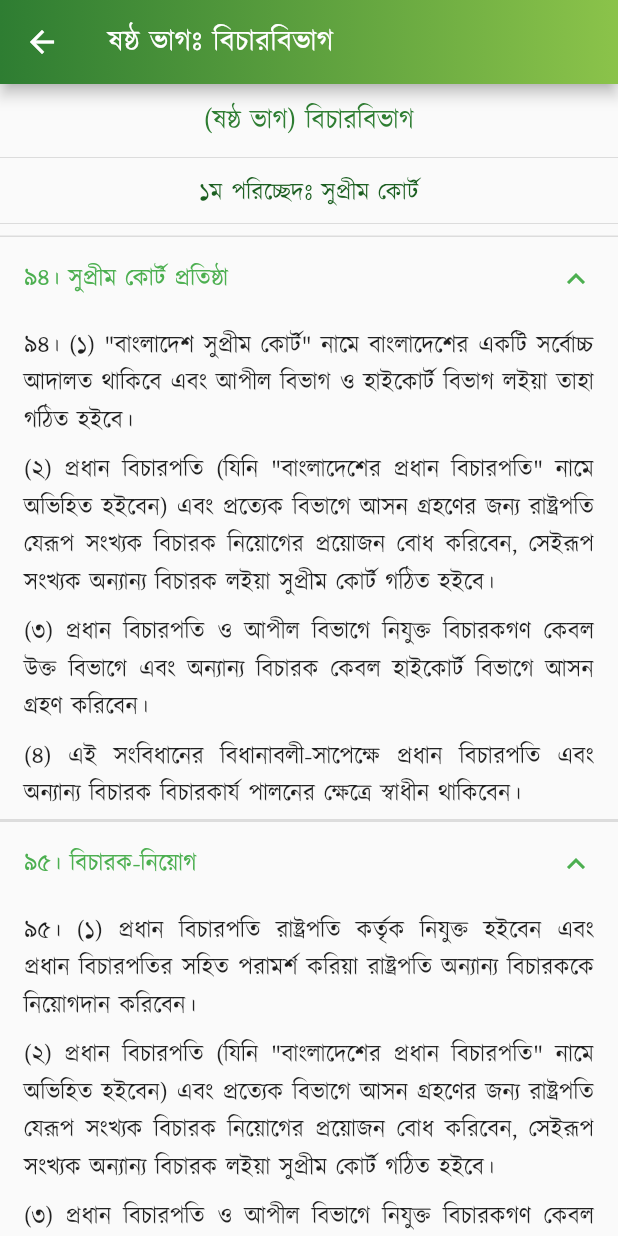
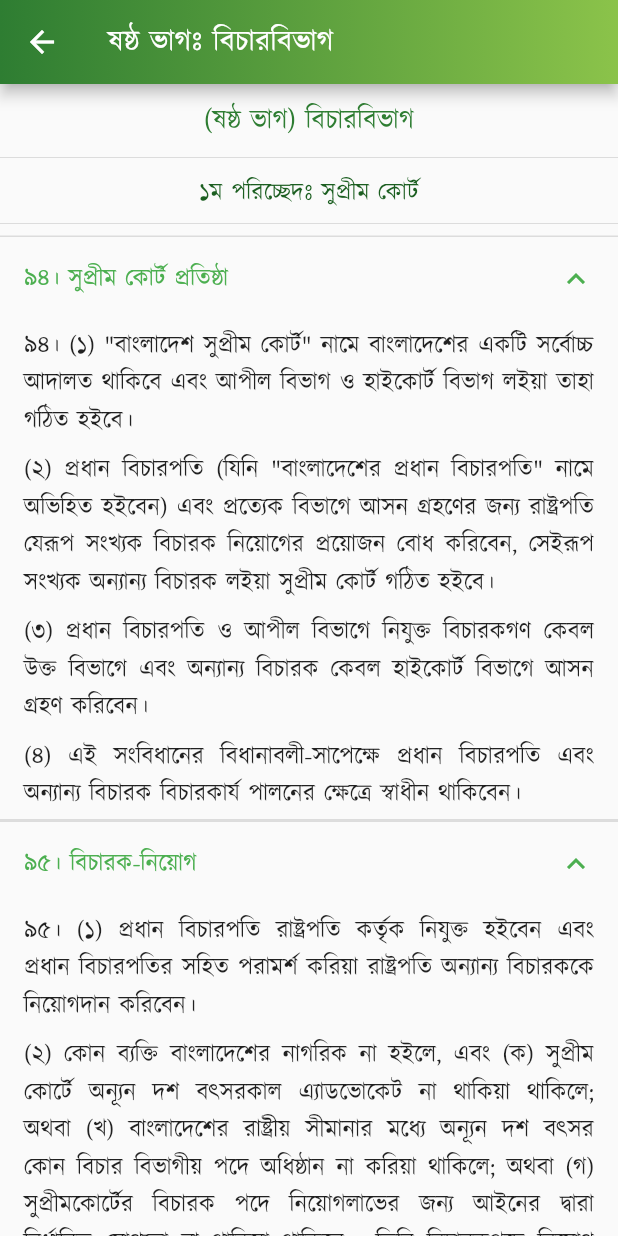
Before and after one commit to Azimul-Haque/flutter-onesignal, a Flutter app: the PartSix screen opened directly, after a tap on "৯৪। সুপ্রীম কোর্ট প্রতিষ্ঠা", after a tap on "৯৫। বিচারক-নিয়োগ", on a phone screen of 412 x 824 dp. Run offline on Flutter 3.47's test engine with Material 2 defaults, Android fonts, the phone set to English and light mode, and no system bars; our stand-ins replace fluttertoast, package_info_plus, percent_indicator, shared_preferences, sqflite; missing offline and left inert: blinking_text, flutter_share, onesignal_flutter, slide_popup_dialog; accounts and stored records are empty; network calls fail.

Commit message:
Commit Fri 04/29/2022 13:45:31.23 27751

```diff
--- a/lib/pages/constitution/part6.dart
+++ b/lib/pages/constitution/part6.dart
@@ -77,17 +77,12 @@ class PartSix extends StatelessWidget {
               )),
               ListTile(
                   title: Text(
-                '(২) প্রধান বিচারপতি (যিনি "বাংলাদেশের প্রধান বিচারপতি" নামে অভিহিত হইবেন) এবং প্রত্যেক বিভাগে আসন গ্রহণের জন্য রাষ্ট্রপতি যেরূপ সংখ্যক বিচারক নিয়োগের প্রয়োজন বোধ করিবেন, সেইরূপ সংখ্যক অন্যান্য বিচারক লইয়া সুপ্রীম কোর্ট গঠিত হইবে।',
+                '(২) কোন ব্যক্তি বাংলাদেশের নাগরিক না হইলে, এবং (ক) সুপ্রীম কোর্টে অন্যূন দশ বৎসরকাল এ্যাডভোকেট না থাকিয়া থাকিলে; অথবা (খ) বাংলাদেশের রাষ্ট্রীয় সীমানার মধ্যে অন্যূন দশ বৎসর কোন বিচার বিভাগীয় পদে অধিষ্ঠান না করিয়া থাকিলে; অথবা (গ) সুপ্রীমকোর্টের বিচারক পদে নিয়োগলাভের জন্য আইনের দ্বারা নির্ধারিত যোগ্যতা না থাকিয়া থাকিলে ; তিনি বিচারকপদে নিয়োগ লাভের যোগ্য হইবেন না।',
                 textAlign: TextAlign.justify,
               )),
               ListTile(
                   title: Text(
-                '(৩) প্রধান বিচারপতি ও আপীল বিভাগে নিযুক্ত বিচারকগণ কেবল উক্ত বিভাগে এবং অন্যান্য বিচারক কেবল হাইকোর্ট বিভাগে আসন গ্রহণ করিবেন।',
-                textAlign: TextAlign.justify,
-              )),
-              ListTile(
-                  title: Text(
-                '(৪) এই সংবিধানের বিধানাবলী-সাপেক্ষে প্রধান বিচারপতি এবং অন্যান্য বিচারক বিচারকার্য পালনের ক্ষেত্রে স্বাধীন থাকিবেন।',
+                '(৩) এই অনুচ্ছেদে ‘‘সুপ্রীম কোর্ট’’ বলিতে এই সংবিধান প্রবর্তনের পূর্বে যে কোন সময়ে বাংলাদেশের রাষ্ট্রীয় সীমানার মধ্যে যে আদালত হাইকোর্ট হিসাবে এখতিয়ার প্রয়োগ করিয়াছে, সেই আদালত অন্তর্ভুক্ত হইবে।',
                 textAlign: TextAlign.justify,
               )),
             ],
```
